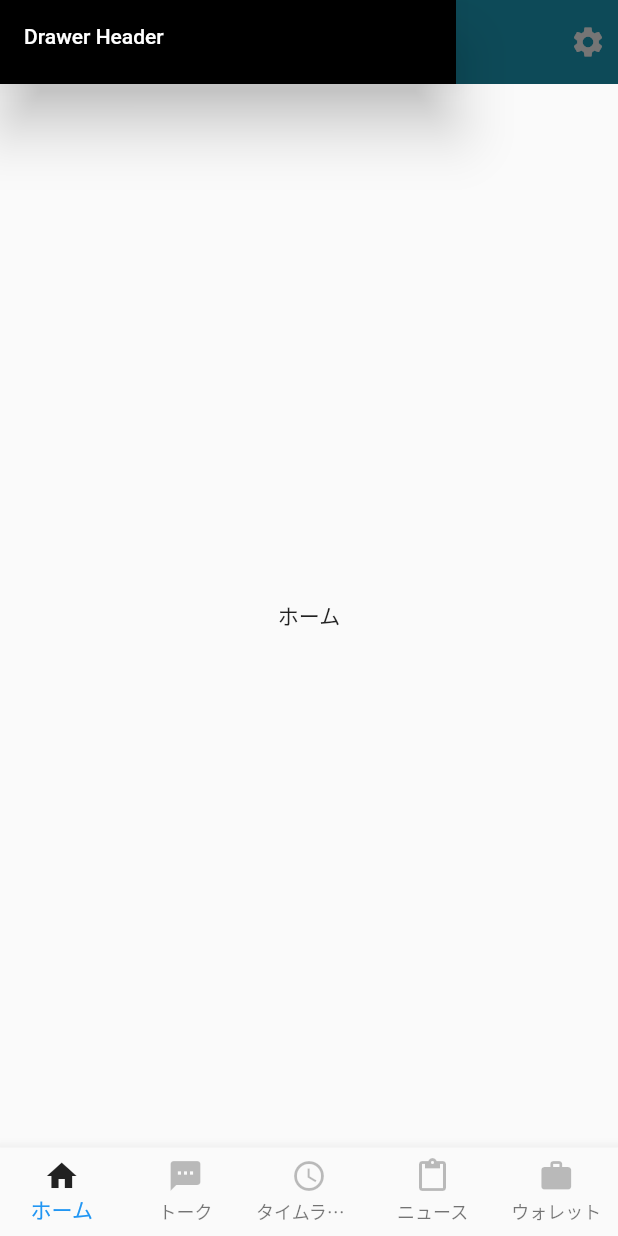
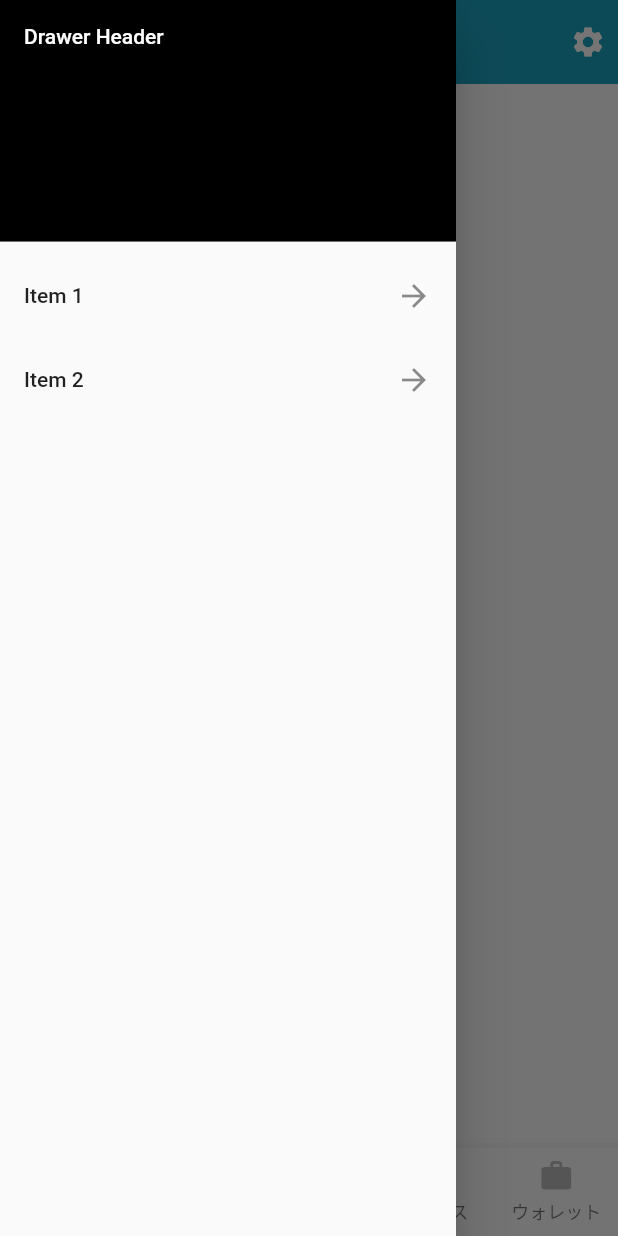
Before and after one commit to workssnk823/batom_app, a Flutter app: the screen it shows after launch, with the side drawer open, on a phone screen of 412 x 824 dp. Run offline on Flutter 3.47's test engine with Material 2 defaults, Android fonts, the phone set to English and light mode, and no system bars.

Commit message:
drawer修正

```diff
--- a/lib/header.dart
+++ b/lib/header.dart
@@ -8,8 +8,7 @@ class Header extends StatelessWidget with PreferredSizeWidget {
 
   @override
   Widget build(BuildContext context) {
-    return Scaffold(
-      appBar: AppBar(
+    return AppBar(
         actions: [
           Padding(
             padding: const EdgeInsets.all(8.0),
@@ -20,32 +19,6 @@ class Header extends StatelessWidget with PreferredSizeWidget {
         backgroundColor: generalColor,
         centerTitle: true,
         elevation: 0.0,
-      ),
-      drawer: Drawer(
-        child: ListView(
-          children: <Widget>[
-            DrawerHeader(
-              child: Text('Drawer Header',
-                style: TextStyle(
-                  color:Colors.white,
-                ),
-              ),
-
-              decoration: BoxDecoration(
-                color: Colors.black,
-              ),
-            ),
-            ListTile(
-              title: Text("Item 1"),
-              trailing: Icon(Icons.arrow_forward),
-            ),
-            ListTile(
-              title: Text("Item 2"),
-              trailing: Icon(Icons.arrow_forward),
-            ),
-          ],
-        ),
-      ),
     );
   }
 }
--- a/lib/root.dart
+++ b/lib/root.dart
@@ -99,6 +99,32 @@ class _RootWidgetState extends State<RootWidget> {
   Widget build(BuildContext context) {
     return Scaffold(
       appBar: Header(),
+      drawer: Drawer(
+        child: ListView(
+          padding: EdgeInsets.zero,
+          children: <Widget>[
+            DrawerHeader(
+              child: Text('Drawer Header',
+                style: TextStyle(
+                  color:Colors.white,
+                ),
+              ),
+
+              decoration: BoxDecoration(
+                color: Colors.black,
+              ),
+            ),
+            ListTile(
+              title: Text("Item 1"),
+              trailing: Icon(Icons.arrow_forward),
+            ),
+            ListTile(
+              title: Text("Item 2"),
+              trailing: Icon(Icons.arrow_forward),
+            ),
+          ],
+        ),
+      ),
       body: _routes.elementAt(_selectedIndex),
       bottomNavigationBar: BottomNavigationBar(
         type: BottomNavigationBarType.fixed, // これを書かないと3つまでしか表示されない
--- a/lib/routes/home_route.dart
+++ b/lib/routes/home_route.dart
@@ -4,9 +4,8 @@ import 'package:flutter_module/header.dart';
 class Home extends StatelessWidget { // <- (※1)
   @override
   Widget build(BuildContext context) {
-    return Scaffold(
-      body: Center(child: Text("ホーム") // <- (※3)
-      ),
+    return Center(child: Text("ホーム") // <- (※3)
+    ,
     );
   }
 }
```
